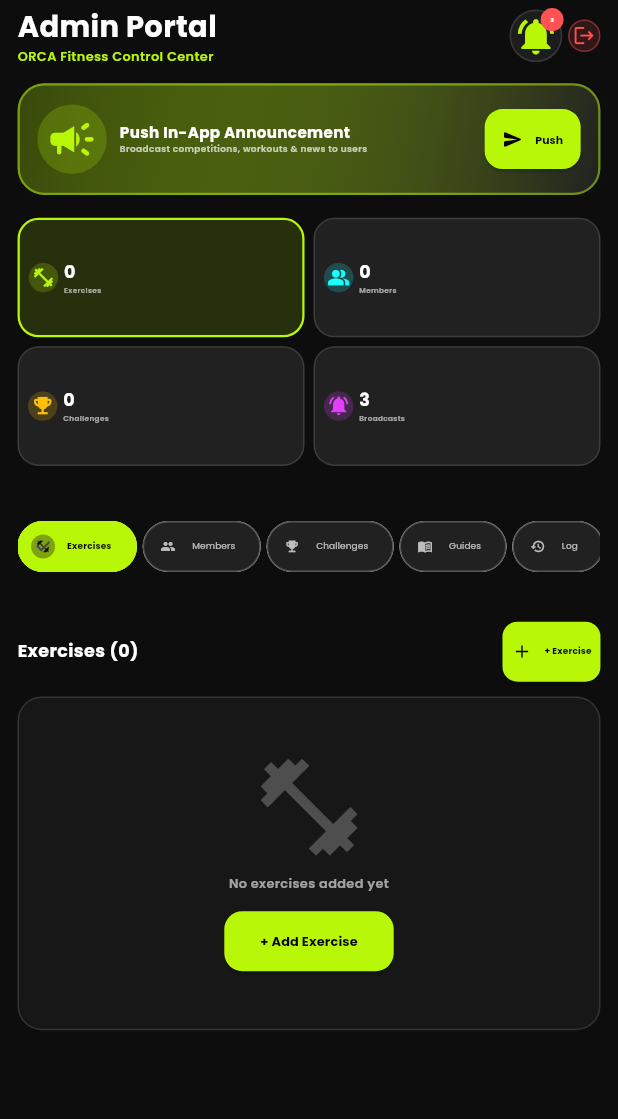
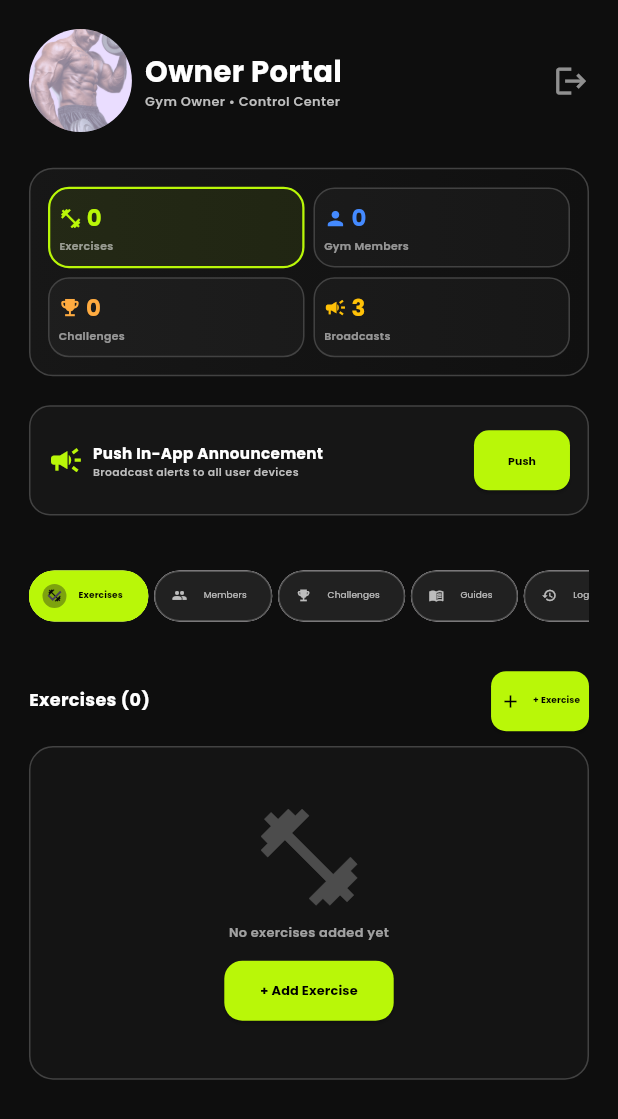
Before and after one commit to afradahsan/orca-mobile, a Flutter app: the GymOwnerPage screen opened directly, on a phone screen of 412 x 824 dp. Shown: the top 1119 px of the screen. Run offline on Flutter 3.47's test engine with Material 3 defaults, Android fonts, the phone set to English and light mode, and no system bars; our stand-ins replace firebase_auth, firebase_core, firebase_messaging, flutter_local_notifications, google_fonts, google_sign_in and 6 more; missing offline and left inert: neopop, razorpay_flutter; accounts and stored records are empty; network calls fail.

Commit message:
ui update admin panel

```diff
--- a/lib/features/competitions/presentations/competitions_page.dart
+++ b/lib/features/competitions/presentations/competitions_page.dart
@@ -83,16 +83,10 @@ class _CompetitionsPageState extends State<CompetitionsPage> {
                       child: Column(
                         crossAxisAlignment: CrossAxisAlignment.start,
                         children: [
-                          /// TITLE ROW WITH NOTIFICATION BELL
-                          Row(
-                            mainAxisAlignment: MainAxisAlignment.spaceBetween,
-                            children: [
-                              Text(
-                                "Competitions",
-                                style: TextStyle(color: Colors.white, fontSize: 21.sp, fontWeight: FontWeight.w700),
-                              ),
-                              const NotificationBell(),
-                            ],
+                          /// TITLE
+                          Text(
+                            "Competitions",
+                            style: TextStyle(color: Colors.white, fontSize: 21.sp, fontWeight: FontWeight.w700),
                           ),
 
                           SizedBox(height: 2.h),
--- a/lib/features/fitness/presentations/gym_ownerpage.dart
+++ b/lib/features/fitness/presentations/gym_ownerpage.dart
@@ -111,36 +111,101 @@ class _GymOwnerPageState extends State<GymOwnerPage> with SingleTickerProviderSt
     final notifProvider = Provider.of<NotificationProvider>(context);
 
     return Scaffold(
-      backgroundColor: darkgreen,
+      backgroundColor: const Color(0xFF0E0E0E),
       body: SafeArea(
         child: SingleChildScrollView(
           physics: const BouncingScrollPhysics(),
           child: Padding(
-            padding: EdgeInsets.symmetric(horizontal: 14.sp, vertical: 8.sp),
+            padding: EdgeInsets.all(18.sp),
             child: Column(
               crossAxisAlignment: CrossAxisAlignment.start,
               children: [
-                // 1️⃣ Header Bar with Title, Bell & Logout
+                // 1️⃣ HEADER matching ProfilePage style
                 _buildAdminHeader(),
-                SizedBox(height: 14.sp),
-
-                // 2️⃣ Hero Push Announcement Card
+                SizedBox(height: 20.sp),
+
+                // 2️⃣ FITNESS SNAPSHOT CONTAINER matching ProfilePage
+                Container(
+                  width: double.infinity,
+                  padding: EdgeInsets.all(14.sp),
+                  decoration: BoxDecoration(
+                    borderRadius: BorderRadius.circular(16),
+                    gradient: const LinearGradient(
+                      colors: [
+                        Color(0xFF171717),
+                        Color(0xFF101010),
+                      ],
+                    ),
+                    border: Border.all(color: Colors.grey.shade800),
+                  ),
+                  child: Column(
+                    children: [
+                      Row(
+                        children: [
+                          Expanded(
+                            child: _metricCard(
+                              "${exercises.length}",
+                              "Exercises",
+                              Icons.fitness_center,
+                              green,
+                              0,
+                            ),
+                          ),
+                          SizedBox(width: 10.sp),
+                          Expanded(
+                            child: _metricCard(
+                              "${memberUsers.length}",
+                              "Gym Members",
+                              Icons.person,
+                              Colors.blueAccent,
+                              1,
+                            ),
+                          ),
+                        ],
+                      ),
+                      SizedBox(height: 10.sp),
+                      Row(
+                        children: [
+                          Expanded(
+                            child: _metricCard(
+                              "${challenges.length}",
+                              "Challenges",
+                              Icons.emoji_events,
+                              Colors.orangeAccent,
+                              2,
+                            ),
+                          ),
+                          SizedBox(width: 10.sp),
+                          Expanded(
+                            child: _metricCard(
+                              "${notifProvider.notifications.length}",
+                              "Broadcasts",
+                              Icons.campaign,
+                              Colors.amber,
+                              4,
+                            ),
+                          ),
+                        ],
+                      ),
+                    ],
+                  ),
+                ),
+
+                SizedBox(height: 18.sp),
+
+                // 3️⃣ HERO ANNOUNCEMENT CARD matching TODAY STATUS style in ProfilePage
                 _buildHeroPushCard(),
-                SizedBox(height: 16.sp),
-
-                // 3️⃣ Metrics Overview 2x2 Grid
-                _buildMetricsGrid(notifProvider.notifications.length),
                 SizedBox(height: 18.sp),
 
-                // 4️⃣ Segmented Tab Bar Navigation
+                // 4️⃣ SEGMENTED TAB NAV
                 _buildSegmentedTabNav(),
                 SizedBox(height: 14.sp),
 
-                // 5️⃣ Active Tab Section Header (+ Add Button)
+                // 5️⃣ SECTION HEADER (+ Add Button)
                 _buildActiveTabHeader(),
                 SizedBox(height: 10.sp),
 
-                // 6️⃣ Active Content Display
+                // 6️⃣ ACTIVE CONTENT DISPLAY
                 _buildActiveTabContent(notifProvider),
                 SizedBox(height: 24.sp),
               ],
@@ -153,13 +218,17 @@ class _GymOwnerPageState extends State<GymOwnerPage> with SingleTickerProviderSt
 
   Widget _buildAdminHeader() {
     return Row(
-      mainAxisAlignment: MainAxisAlignment.spaceBetween,
       children: [
+        CircleAvatar(
+          radius: 24.sp,
+          backgroundImage: const AssetImage('assets/images/gym.png'),
+        ),
+        SizedBox(width: 12.sp),
         Column(
           crossAxisAlignment: CrossAxisAlignment.start,
           children: [
             Text(
-              'Admin Portal',
+              "Owner Portal",
               style: TextStyle(
                 color: Colors.white,
                 fontSize: 18.sp,
@@ -167,41 +236,89 @@ class _GymOwnerPageState extends State<GymOwnerPage> with SingleTickerProviderSt
               ),
             ),
             Text(
-              'ORCA Fitness Control Center',
+              "Gym Owner • Control Center",
               style: TextStyle(
-                color: green,
+                color: Colors.grey[400],
                 fontSize: 12.sp,
-                fontWeight: FontWeight.w600,
               ),
             ),
           ],
         ),
-        Row(
+        const Spacer(),
+        GestureDetector(
+          onTap: () {
+            Provider.of<AuthProvider>(context, listen: false).logout();
+            Navigator.pushAndRemoveUntil(
+              context,
+              MaterialPageRoute(builder: (_) => const GetStarted()),
+              (route) => false,
+            );
+          },
+          child: Icon(
+            Icons.logout,
+            color: Colors.white54,
+            size: 20.sp,
+          ),
+        ),
+      ],
+    );
+  }
+
+  Widget _metricCard(
+    String value,
+    String label,
+    IconData icon,
+    Color color,
+    int tabIndex,
+  ) {
+    final isSelected = _selectedTab == tabIndex;
+    return GestureDetector(
+      onTap: () => setState(() => _selectedTab = tabIndex),
+      child: Container(
+        padding: EdgeInsets.symmetric(
+          vertical: 12.sp,
+          horizontal: 10.sp,
+        ),
+        decoration: BoxDecoration(
+          color: isSelected ? color.withOpacity(0.08) : Colors.white.withOpacity(0.03),
+          borderRadius: BorderRadius.circular(14),
+          border: Border.all(
+            color: isSelected ? color : Colors.grey.shade800,
+            width: isSelected ? 1.5 : 1,
+          ),
+        ),
+        child: Column(
+          crossAxisAlignment: CrossAxisAlignment.start,
           children: [
-            const NotificationBell(),
-            SizedBox(width: 8.sp),
-            GestureDetector(
-              onTap: () {
-                Provider.of<AuthProvider>(context, listen: false).logout();
-                Navigator.pushAndRemoveUntil(
-                  context,
-                  MaterialPageRoute(builder: (context) => const GetStarted()),
-                  (route) => false,
-                );
-              },
-              child: Container(
-                padding: EdgeInsets.all(6.sp),
-                decoration: BoxDecoration(
-                  color: Colors.redAccent.withOpacity(0.15),
-                  shape: BoxShape.circle,
-                  border: Border.all(color: Colors.redAccent.withOpacity(0.4)),
-                ),
-                child: Icon(Icons.logout, color: Colors.redAccent, size: 16.sp),
+            Row(
+              children: [
+                Icon(
+                  icon,
+                  color: color,
+                  size: 16.sp,
+                ),
+                SizedBox(width: 7.sp),
+                Text(
+                  value,
+                  style: TextStyle(
+                    color: color,
+                    fontSize: 16.sp,
+                    fontWeight: FontWeight.bold,
+                  ),
+                ),
+              ],
+            ),
+            SizedBox(height: 6.sp),
+            Text(
+              label,
+              style: TextStyle(
+                color: Colors.white54,
+                fontSize: 11.sp,
               ),
             ),
           ],
         ),
-      ],
+      ),
     );
   }
 
@@ -210,128 +327,50 @@ class _GymOwnerPageState extends State<GymOwnerPage> with SingleTickerProviderSt
       width: double.infinity,
       padding: EdgeInsets.all(14.sp),
       decoration: BoxDecoration(
-        gradient: LinearGradient(
-          colors: [green.withOpacity(0.25), Colors.grey[900]!],
-          begin: Alignment.topLeft,
-          end: Alignment.bottomRight,
-        ),
-        borderRadius: BorderRadius.circular(18),
-        border: Border.all(color: green.withOpacity(0.5), width: 1.5),
+        color: Colors.white.withOpacity(0.03),
+        borderRadius: BorderRadius.circular(14),
+        border: Border.all(color: Colors.grey.shade800),
       ),
       child: Row(
         children: [
-          Container(
-            padding: EdgeInsets.all(10.sp),
-            decoration: BoxDecoration(
-              color: green.withOpacity(0.2),
-              shape: BoxShape.circle,
-            ),
-            child: Icon(Icons.campaign_rounded, color: green, size: 24.sp),
-          ),
-          SizedBox(width: 12.sp),
+          Icon(Icons.campaign, color: green, size: 20.sp),
+          SizedBox(width: 10.sp),
           Expanded(
             child: Column(
               crossAxisAlignment: CrossAxisAlignment.start,
               children: [
                 Text(
-                  'Push In-App Announcement',
-                  style: TextStyle(color: Colors.white, fontSize: 13.sp, fontWeight: FontWeight.bold),
+                  "Push In-App Announcement",
+                  style: TextStyle(
+                    color: Colors.white,
+                    fontSize: 13.sp,
+                    fontWeight: FontWeight.bold,
+                  ),
                 ),
                 SizedBox(height: 2.sp),
                 Text(
-                  'Broadcast competitions, workouts & news to users',
-                  style: TextStyle(color: Colors.white70, fontSize: 10.sp),
+                  "Broadcast alerts to all user devices",
+                  style: TextStyle(
+                    color: Colors.grey[400],
+                    fontSize: 11.sp,
+                  ),
                 ),
               ],
             ),
           ),
-          SizedBox(width: 6.sp),
-          ElevatedButton.icon(
+          ElevatedButton(
             style: ElevatedButton.styleFrom(
               backgroundColor: green,
-              shape: RoundedRectangleBorder(borderRadius: BorderRadius.circular(12)),
-              padding: EdgeInsets.symmetric(horizontal: 12.sp, vertical: 8.sp),
+              shape: RoundedRectangleBorder(borderRadius: BorderRadius.circular(10)),
+              padding: EdgeInsets.symmetric(horizontal: 14.sp, vertical: 8.sp),
             ),
             onPressed: _sendNotificationForm,
-            icon: const Icon(Icons.send_rounded, color: Colors.black, size: 14),
-            label: Text(
-              'Push',
+            child: Text(
+              "Push",
               style: TextStyle(color: Colors.black, fontWeight: FontWeight.bold, fontSize: 11.sp),
             ),
           ),
         ],
-      ),
-    );
-  }
-
-  Widget _buildMetricsGrid(int notifCount) {
-    return GridView.count(
-      crossAxisCount: 2,
-      shrinkWrap: true,
-      physics: const NeverScrollableScrollPhysics(),
-      crossAxisSpacing: 10.sp,
-      mainAxisSpacing: 10.sp,
-      childAspectRatio: 2.4,
-      children: [
-        _metricTile('Exercises', '${exercises.length}', Icons.fitness_center, green, 0),
-        _metricTile('Members', '${memberUsers.length}', Icons.people_alt, Colors.cyanAccent, 1),
-        _metricTile('Challenges', '${challenges.length}', Icons.emoji_events, Colors.amber, 2),
-        _metricTile('Broadcasts', '$notifCount', Icons.notifications_active, Colors.purpleAccent, 4),
-      ],
-    );
-  }
-
-  Widget _metricTile(String label, String value, IconData icon, Color color, int tabIndex) {
-    final isSelected = _selectedTab == tabIndex;
-    return GestureDetector(
-      onTap: () => setState(() => _selectedTab = tabIndex),
-      child: AnimatedContainer(
-        duration: const Duration(milliseconds: 150),
-        padding: EdgeInsets.symmetric(horizontal: 10.sp, vertical: 8.sp),
-        decoration: BoxDecoration(
-          color: isSelected ? color.withOpacity(0.15) : Colors.grey[900],
-          borderRadius: BorderRadius.circular(14),
-          border: Border.all(
-            color: isSelected ? color : Colors.white12,
-            width: isSelected ? 1.5 : 1,
-          ),
-        ),
-        child: Row(
-          children: [
-            Container(
-              padding: EdgeInsets.all(6.sp),
-              decoration: BoxDecoration(
-                color: color.withOpacity(0.2),
-                borderRadius: BorderRadius.circular(10),
-              ),
-              child: Icon(icon, color: color, size: 16.sp),
-            ),
-            SizedBox(width: 8.sp),
-            Expanded(
-              child: Column(
-                crossAxisAlignment: CrossAxisAlignment.start,
-                mainAxisAlignment: MainAxisAlignment.center,
-                children: [
-                  Text(
-                    value,
-                    style: TextStyle(
-                      color: Colors.white,
-                      fontSize: 14.sp,
-                      fontWeight: FontWeight.bold,
-                    ),
-                  ),
-                  Text(
-                    label,
-                    style: TextStyle(
-                      color: Colors.white60,
-                      fontSize: 9.sp,
-                    ),
-                  ),
-                ],
-              ),
-            ),
-          ],
-        ),
       ),
     );
   }
@@ -467,9 +506,9 @@ class _GymOwnerPageState extends State<GymOwnerPage> with SingleTickerProviderSt
       width: double.infinity,
       padding: EdgeInsets.all(24.sp),
       decoration: BoxDecoration(
-        color: Colors.grey[900]?.withOpacity(0.5),
+        color: Colors.white.withOpacity(0.025),
         borderRadius: BorderRadius.circular(16),
-        border: Border.all(color: Colors.white12),
+        border: Border.all(color: Colors.grey.shade800),
       ),
       child: Column(
         mainAxisAlignment: MainAxisAlignment.center,
@@ -515,9 +554,9 @@ class _GymOwnerPageState extends State<GymOwnerPage> with SingleTickerProviderSt
           margin: EdgeInsets.only(bottom: 8.sp),
           padding: EdgeInsets.all(12.sp),
           decoration: BoxDecoration(
-            color: Colors.grey[900],
+            color: Colors.white.withOpacity(0.025),
             borderRadius: BorderRadius.circular(14),
-            border: Border.all(color: Colors.white12),
+            border: Border.all(color: Colors.grey.shade800),
           ),
           child: Row(
             children: [
@@ -576,9 +615,9 @@ class _GymOwnerPageState extends State<GymOwnerPage> with SingleTickerProviderSt
           margin: EdgeInsets.only(bottom: 8.sp),
           padding: EdgeInsets.all(12.sp),
           decoration: BoxDecoration(
-            color: Colors.grey[900],
+            color: Colors.white.withOpacity(0.025),
             borderRadius: BorderRadius.circular(14),
-            border: Border.all(color: Colors.white12),
+            border: Border.all(color: Colors.grey.shade800),
           ),
           child: Row(
             children: [
@@ -597,7 +636,7 @@ class _GymOwnerPageState extends State<GymOwnerPage> with SingleTickerProviderSt
                     ),
                     SizedBox(height: 2.sp),
                     Text(
-                      m.email.isNotEmpty ? m.email : (m.phone ?? 'No contact'),
+                      m.email.isNotEmpty ? m.email : 'No contact',
                       style: TextStyle(color: Colors.white60, fontSize: 10.sp),
                     ),
                   ],
@@ -636,9 +675,9 @@ class _GymOwnerPageState extends State<GymOwnerPage> with SingleTickerProviderSt
           margin: EdgeInsets.only(bottom: 8.sp),
           padding: EdgeInsets.all(12.sp),
           decoration: BoxDecoration(
-            color: Colors.grey[900],
+            color: Colors.white.withOpacity(0.025),
             borderRadius: BorderRadius.circular(14),
-            border: Border.all(color: Colors.white12),
+            border: Border.all(color: Colors.grey.shade800),
           ),
           child: Row(
             children: [
@@ -689,9 +728,9 @@ class _GymOwnerPageState extends State<GymOwnerPage> with SingleTickerProviderSt
           margin: EdgeInsets.only(bottom: 8.sp),
           padding: EdgeInsets.all(12.sp),
           decoration: BoxDecoration(
-            color: Colors.grey[900],
+            color: Colors.white.withOpacity(0.025),
             borderRadius: BorderRadius.circular(14),
-            border: Border.all(color: Colors.white12),
+            border: Border.all(color: Colors.grey.shade800),
           ),
           child: Row(
             children: [
--- a/lib/features/home/presentation/bottomnav.dart
+++ b/lib/features/home/presentation/bottomnav.dart
@@ -102,23 +102,6 @@ class _NavBarPageState extends State<NavBarPage> with TickerProviderStateMixin {
             ),
           ),
           Positioned(
-            right: 14.sp,
-            top: 10.sp,
-            child: SafeArea(
-              child: NotificationBell(
-                onNotificationNavigate: (target) {
-                  if (target == 'competitions') {
-                    _tabController.animateTo(2);
-                  } else if (target == 'fitness') {
-                    _tabController.animateTo(1);
-                  } else if (target == 'ecom') {
-                    _tabController.animateTo(0);
-                  }
-                },
-              ),
-            ),
-          ),
-          Positioned(
             left: 0,
             right: 0,
             bottom: 0,
--- a/lib/features/home/presentation/profile_page.dart
+++ b/lib/features/home/presentation/profile_page.dart
@@ -5,6 +5,7 @@ import 'package:orca/features/auth/domain/auth_provider.dart';
 import 'package:orca/features/auth/domain/auth_repo.dart';
 import 'package:orca/features/auth/presentation/get_started.dart';
 import 'package:orca/features/home/presentation/my_orders.dart';
+import 'package:orca/features/notifications/presentation/notification_bell.dart';
 import 'package:provider/provider.dart';
 import 'package:sizer/sizer.dart';
 
@@ -174,6 +175,8 @@ class _ProfilePageState extends State<ProfilePage> {
                     ],
                   ),
                   const Spacer(),
+                  const NotificationBell(),
+                  SizedBox(width: 8.sp),
                   Icon(
                     Icons.edit_outlined,
                     color: Colors.white54,
```
Also changed, not shown: 5 other files.
